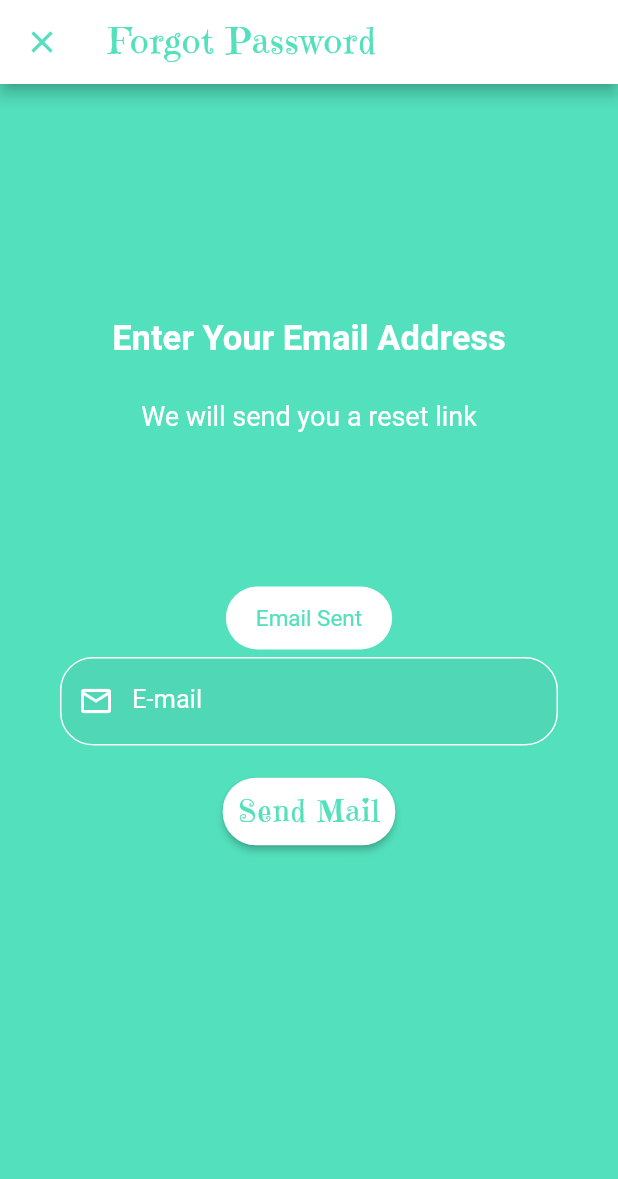
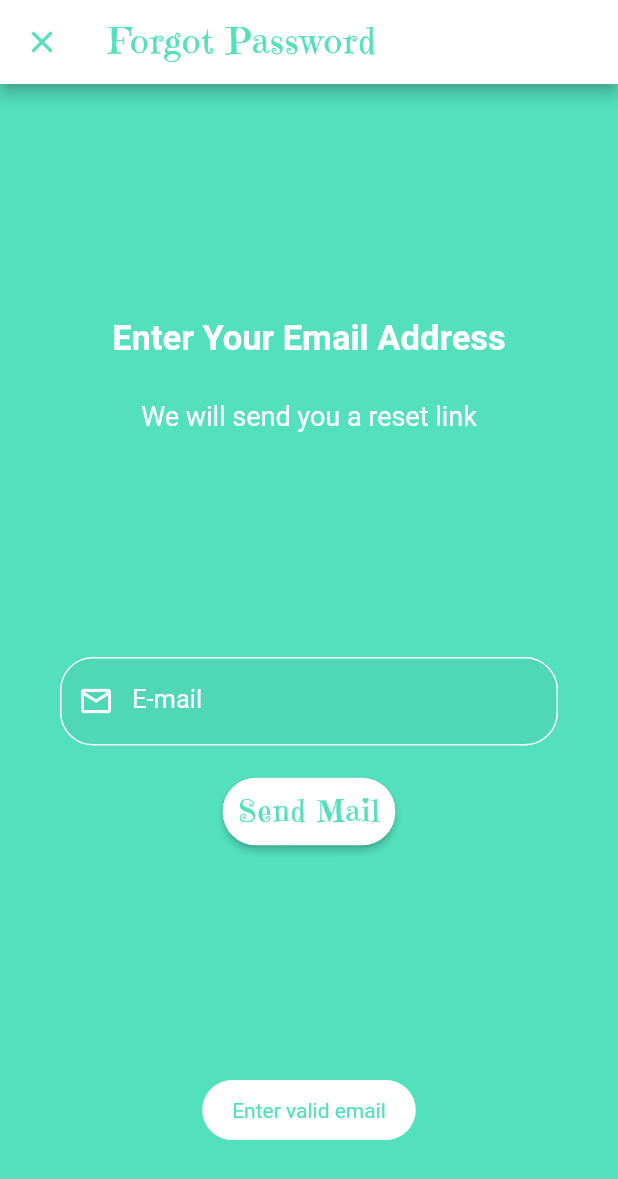
Before and after one commit to singhsduos/Chat_App, a Flutter app: the ForgotPassword screen opened directly, after a tap on "Send Mail", on a phone screen of 412 x 824 dp. Shown: the top 1179 px of the screen. Run offline on Flutter 3.47's test engine with Material 2 defaults, Android fonts, the phone set to English and light mode, and no system bars; our stand-ins replace cloud_firestore, firebase_auth, firebase_core, fluttertoast, google_sign_in, shared_preferences and 1 more; accounts and stored records are empty.

Commit message:
forgot password error updated

```diff
--- a/lib/Views/forgetPassword.dart
+++ b/lib/Views/forgetPassword.dart
@@ -1,3 +1,4 @@
+import 'package:ChatApp/Views/signIn.dart';
 import 'package:ChatApp/Widget/customtheme.dart';
 import 'package:ChatApp/Widget/theme.dart';
 import 'package:ChatApp/Widget/widget.dart';
@@ -6,6 +7,7 @@ import 'package:ChatApp/services/auth.dart';
 import 'package:ChatApp/services/database.dart';
 import 'package:firebase_auth/firebase_auth.dart';
 import 'package:flutter/material.dart';
+import 'package:fluttertoast/fluttertoast.dart';
 import 'package:toast/toast.dart';
 
 class ForgotPassword extends StatefulWidget {
@@ -59,7 +61,7 @@ class _ForgotPasswordState extends State<ForgotPassword> {
                       style: TextStyle(
                         fontSize: 23.0,
                         height: 7,
-                        color: Colors.white.withOpacity(1.0),
+                        color: Color(0xFFFFFFFF),
                         fontWeight: FontWeight.bold,
                       ),
                     ),
@@ -70,7 +72,7 @@ class _ForgotPasswordState extends State<ForgotPassword> {
                         style: TextStyle(
                           fontSize: 18.0,
                           height: 0,
-                          color: Colors.white.withOpacity(1.0),
+                          color: const Color(0xFFFFFFFF),
                           fontWeight: FontWeight.normal,
                         ),
                       ),
@@ -142,36 +144,7 @@ class _ForgotPasswordState extends State<ForgotPassword> {
                       padding: EdgeInsets.only(left: 30, right: 30),
                       child: RaisedButton(
                         onPressed: () {
-                          if (formKey.currentState.validate()) {
-                            authMethods
-                                .resetPass(
-                                    emailTextEditingController.text.trim())
-                                .then((dynamic val) {
-                              showToast("Email Sent", val,
-                                  gravity: Toast.CENTER,
-                                  duration: 3,
-                                  textColor: Color(0xFF53E0BC),
-                                  backgroundColor: Color(0xFFFFFFFF));
-
-                              if (val != null) {
-                                HelperFunctions.saveUserEmailSharedPreference(
-                                    emailTextEditingController.text.trim());
-                                Navigator.pushReplacement(
-                                    context,
-                                    MaterialPageRoute<MaterialPageRoute>(
-                                        builder: (BuildContext context) =>
-                                            ForgotPassword()));
-                              }
-                            }).catchError(
-                              (dynamic val) {
-                                showToast('Unkown Error', val,
-                                    duration: 3,
-                                    gravity: Toast.CENTER,
-                                    textColor: Color(0xFF53E0BC),
-                                    backgroundColor: Color(0xFFFFFFFF));
-                              },
-                            );
-                          }
+                          resetPassword(context);
                         },
                         shape: RoundedRectangleBorder(
                           borderRadius: BorderRadius.circular(22),
@@ -199,13 +172,25 @@ class _ForgotPasswordState extends State<ForgotPassword> {
     );
   }
 
-  void showToast(String msg, dynamic val,
-      {int duration, int gravity, Color textColor, Color backgroundColor}) {
-    // Toast.show(msg, context, duration: duration, gravity: gravity);
-    Toast.show(msg, context,
-        duration: duration,
-        gravity: gravity,
-        textColor: textColor,
-        backgroundColor: backgroundColor);
+  void resetPassword(BuildContext context) async {
+    if (formKey.currentState.validate()) {
+      if (emailTextEditingController.text.isEmpty == 0 ||
+          !emailTextEditingController.text.contains('@')) {
+        Fluttertoast.showToast(
+          msg: 'Enter valid email',
+          textColor: Color(0xFF53E0BC),
+          backgroundColor: Color(0xFFFFFFFF),
+        );
+        return;
+      }
+      await FirebaseAuth.instance
+          .sendPasswordResetEmail(email: emailTextEditingController.text);
+      Fluttertoast.showToast(
+        msg: 'Email Sent',
+        textColor: Color(0xFF53E0BC),
+        backgroundColor: Color(0xFFFFFFFF),
+      );
+
+    }
   }
 }
```
